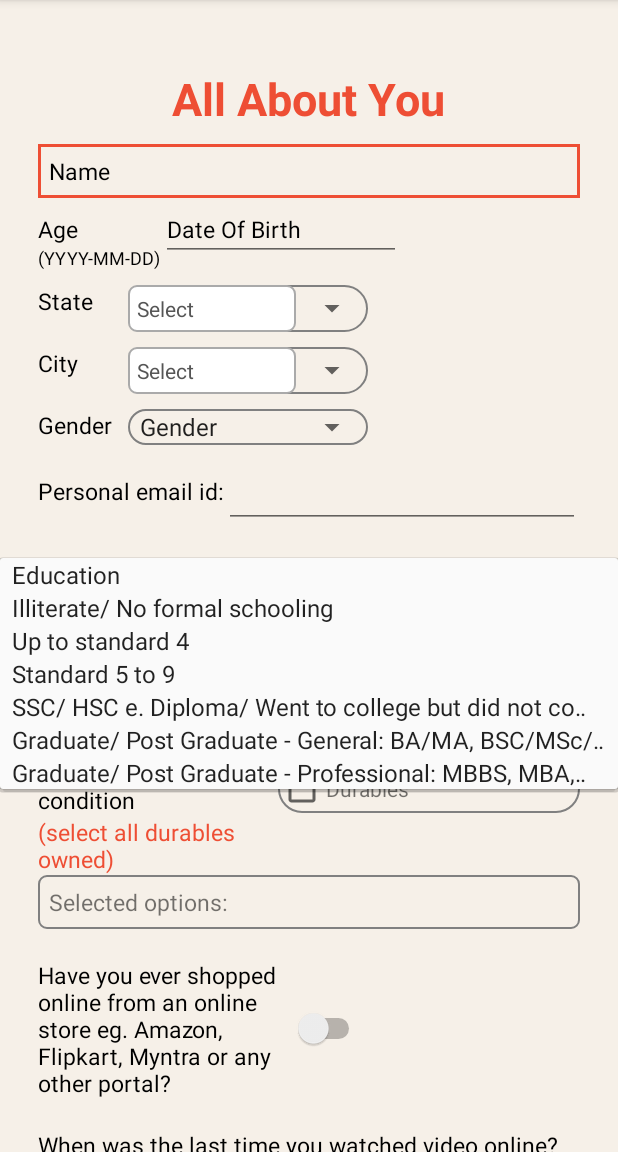
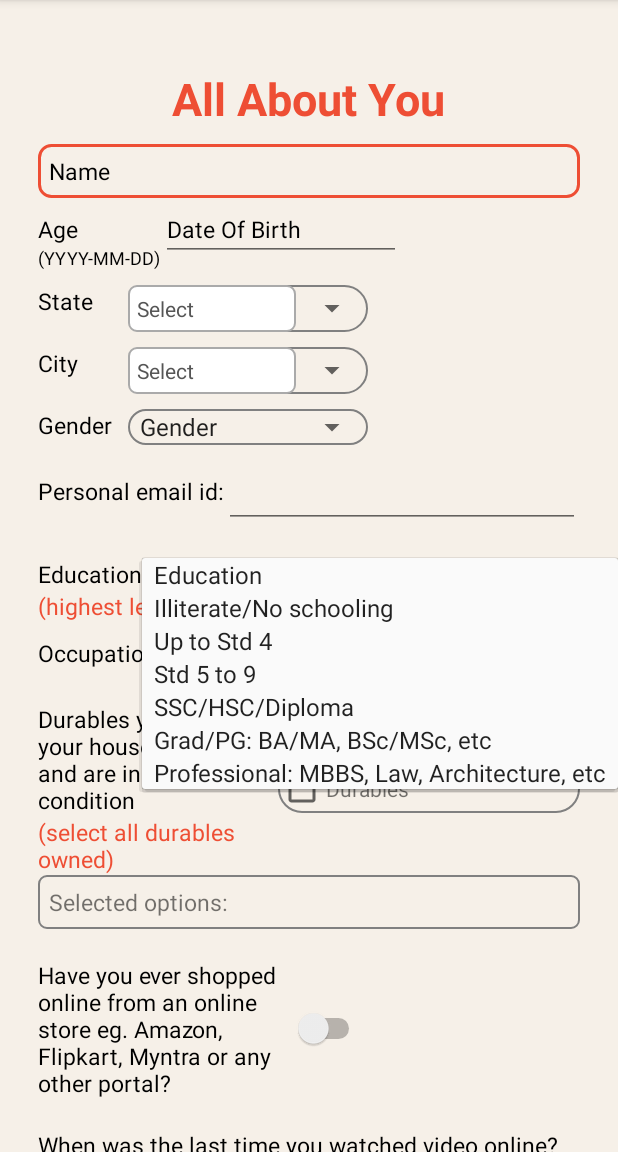
Before and after one commit to rohitfromearth/LiveAction_ext, an Android app: the Formpage screen opened directly, with no data from a screen before it, after a tap on "Education", on a phone screen of 412 x 824 dp, the part 84-1236 px from its top. Run offline under Robolectric (Android 15) with nearby library versions, the phone set to English and light mode, and no system bars; Roboto replaces fonts that are not available here; 2 other taps on this screen came first.

Commit message:
Change Made for temparary

```diff
--- a/app/src/main/java/com/ext/liveaction_ext/Screens/ContactUs.java
+++ b/app/src/main/java/com/ext/liveaction_ext/Screens/ContactUs.java
@@ -16,7 +16,7 @@ public class ContactUs extends Fragment {
 
     @Override
     public View onCreateView(LayoutInflater inflater, ViewGroup container, Bundle savedInstanceState) {
-        // Inflate the layout for this fragment
+
 
         View view = inflater.inflate(R.layout.activity_contact_us, container, false);
         btn_dash = view.findViewById(R.id.dashboard_connect);
--- /dev/null
+++ b/app/src/main/res/drawable/rounded_edittext_background.xml
@@ -0,0 +1,9 @@
+<?xml version="1.0" encoding="utf-8"?>
+<shape xmlns:android="http://schemas.android.com/apk/res/android"
+    android:shape="rectangle">
+
+    <stroke
+        android:width="2dp"
+        android:color="#EE4E34" />
+    <corners android:radius="8dp" />
+</shape>
--- a/app/src/main/res/layout/activity_formpage.xml
+++ b/app/src/main/res/layout/activity_formpage.xml
@@ -29,19 +29,24 @@
         <LinearLayout
             android:layout_width="match_parent"
             android:layout_height="wrap_content"
-            android:orientation="horizontal">
+            android:orientation="horizontal"
+
+
+            >
 
             <EditText
                 android:id="@+id/et_name"
                 android:layout_width="match_parent"
                 android:layout_height="wrap_content"
-                android:background="@drawable/dropdown_background"
+
                 android:hint="Name"
                 android:padding="7dp"
+                android:background="@drawable/rounded_edittext_background"
                 android:textColorHint="@color/black"
                 android:textSize="15sp" />
 
         </LinearLayout>
+
 
 
         <LinearLayout
@@ -81,7 +86,7 @@
                 android:textColorHint="@color/black"
                 android:textSize="15dp" />
         </LinearLayout>
-        ////
+
 
         <LinearLayout
             android:layout_width="match_parent"
@@ -396,7 +401,7 @@
             android:layout_width="match_parent"
             android:layout_height="wrap_content"
             android:layout_marginTop="10dp"
-            android:background="@color/white"
+        app:cardBackgroundColor="#F6F0E8"
             android:padding="5dp"
             app:cardCornerRadius="3dp">
             <LinearLayout
@@ -462,9 +467,6 @@
 
                 </LinearLayout>
             </LinearLayout>
-            ///
-
-            ////
         </androidx.cardview.widget.CardView>
         ///
 
--- a/app/src/main/res/layout/navigation_permission_dialog.xml
+++ b/app/src/main/res/layout/navigation_permission_dialog.xml
@@ -21,7 +21,8 @@
             android:layout_gravity="top|right"
             android:background="@drawable/close_bg"
             android:src="@android:drawable/ic_menu_close_clear_cancel"
-            app:cardCornerRadius="20dp" />
+            app:cardCornerRadius="20dp"
+            android:contentDescription="TODO" />
     </LinearLayout>
 
     <LinearLayout
--- a/app/src/main/res/values/strings.xml
+++ b/app/src/main/res/values/strings.xml
@@ -7,7 +7,7 @@
     <string name="Disclosure"> Life Actions collects data through Accessibility Service to enhance your experience and provide personalized features based on your daily behavior. This includes but is not limited to:\n\n1.Usage patterns within the app.\n\n2.Interaction with system-level features.\n\n3.Content accessed and actions taken within the app.\n\nWe are committed to protecting your privacy and ensuring the security of your data. Your information is used solely for improving our services and is not shared with third parties without your consent.By continuing to use Life Actions, you agree to our Privacy Policy and acknowledge the collection of data through Accessibility Service. You can review and manage your data preferences in the app\'s settings.</string>
     <string name="privacy"> <a href="file:///android_asset/privacypolicy.html">Privacy Policy and </a>  </string>
     <string name="terms"><a href="file:///android_asset/termscondition.html">Terms  &amp; Conditions</a> </string>
-    <string name="hyperlink_gmail"><a href="lifeactionstrack@gmail.com">lifeactionstrack@gmail.com</a></string>
+    <string name="hyperlink_gmail"><a href="mailto:lifeactionstrack@gmail.com">lifeactionstrack@gmail.com</a></string>
 
     <string name="instruction_one">After verifying your mobile number, the Usage Data Access page will open.
 Please switch on the button or Life Action app.</string>
@@ -28,13 +28,14 @@ Please switch on the button or Life Action app.</string>
     </string-array>
     <string-array name="Education">
         <item>Education</item>
-        <item>Illiterate/ No formal schooling</item>
-        <item>Up to standard 4</item>
-        <item>Standard 5 to 9</item>
-        <item>SSC/ HSC e. Diploma/ Went to college but did not complete graduation</item>
-        <item>Graduate/ Post Graduate - General: BA/MA, BSC/MSc/BCom, etc</item>
-        <item>Graduate/ Post Graduate - Professional: MBBS, MBA, BE/ME, Law, Architecture, etc</item>
+        <item>Illiterate/No schooling</item>
+        <item>Up to Std 4</item>
+        <item>Std 5 to 9</item>
+        <item>SSC/HSC/Diploma</item>
+        <item>Grad/PG: BA/MA, BSc/MSc, etc</item>
+        <item>Professional: MBBS, Law, Architecture, etc</item>
     </string-array>
+
 
     <string-array name="Ocupation">
         <item>Ocupation</item>
```
Also changed, not shown: app/src/main/java/com/ext/liveaction_ext/DummyData.java (+3 -0 lines), app/src/main/java/com/ext/liveaction_ext/Screens/Login_verifcation.java (+1 -9 lines), 1 other file.
